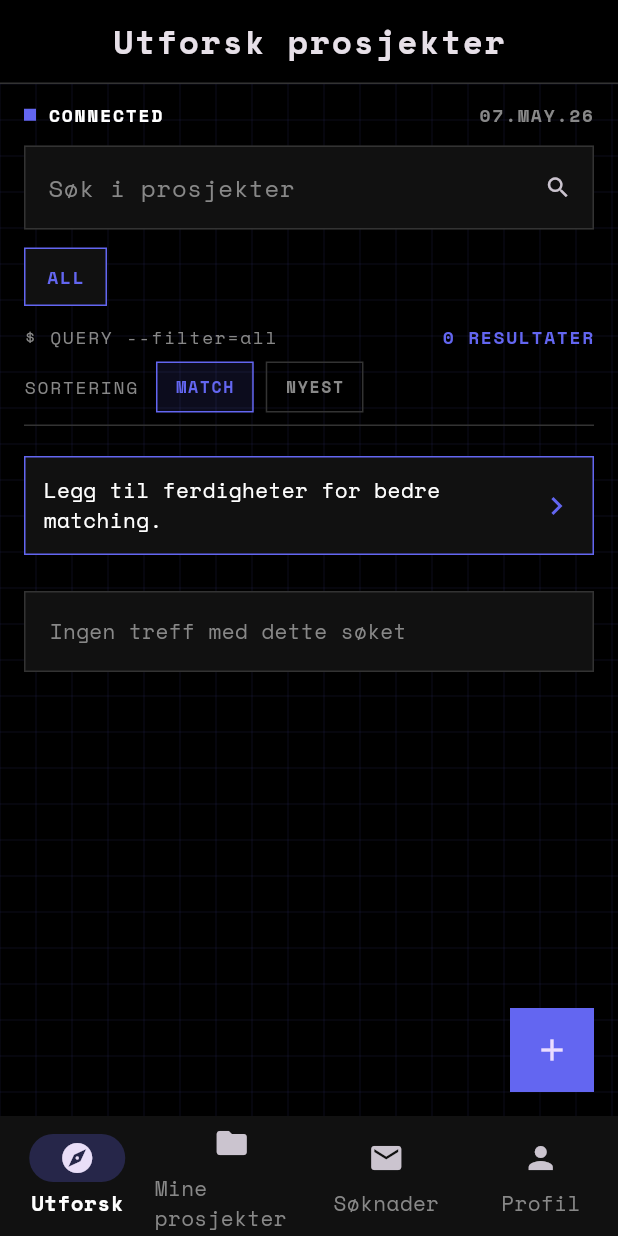
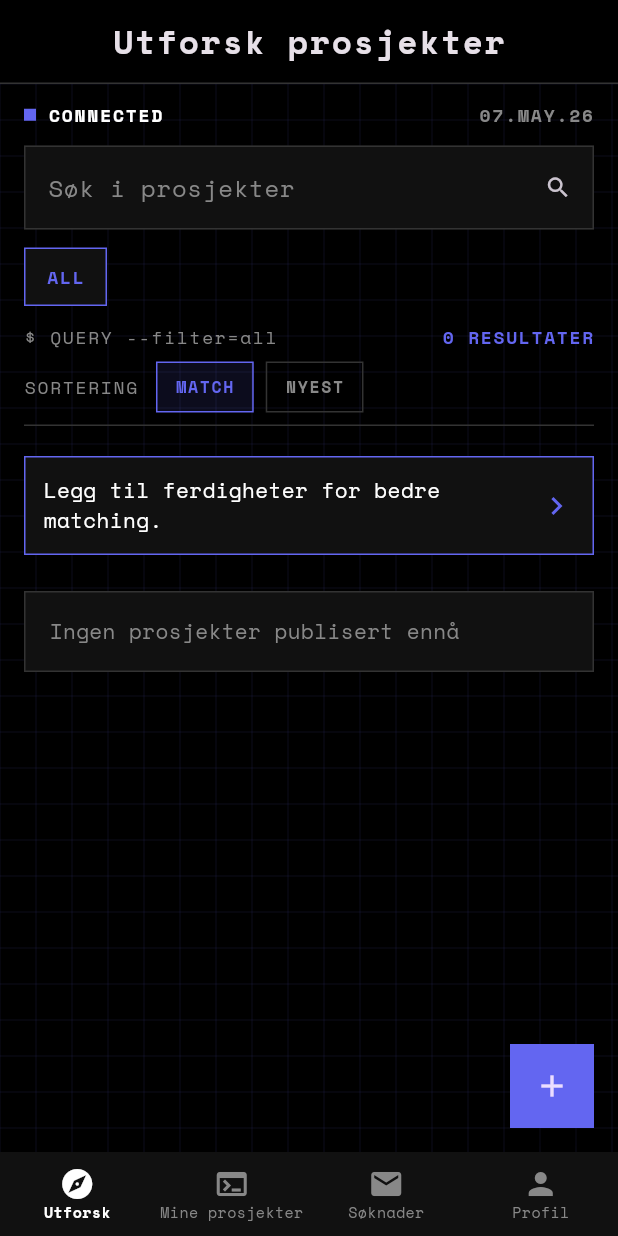
Before and after one commit to moen0/CodeMates, a Flutter app: the screen it shows once a user with an empty profile is signed in, on a phone screen of 412 x 824 dp. Run offline on Flutter 3.47's test engine with Material 3 defaults, Android fonts, the phone set to English and light mode, and no system bars; our stand-ins replace flutter_dotenv, google_fonts, image_picker, supabase_flutter; accounts and stored records are empty.

Commit message:
Add guest mode, fix nav bar icons and bottom navigation
- Add guest mode: browse projects without login (no search/filter/apply)
- Guest banner (terminal-style) with direct link to Register screen
- Fix back button by pushing FeedScreen directly instead of HomeScreen
- Restore search and filter for guests
- Add GJEST badge in feed header
- Improve empty state: distinguish no projects vs no search results
- Fix MATCH sort chip always enabled (was locked after switching to NYEST)
- Replace NavigationBar (M3) with BottomNavigationBar (M2) to remove pill animation flicker
- Change Mine prosjekter icon from folder to terminal
- Set explicit size: 24 on all nav icons for consistency

Co-Authored-By: Claude Sonnet 4.6 <noreply@anthropic.com>

```diff
--- a/lib/screens/feed_screen.dart
+++ b/lib/screens/feed_screen.dart
@@ -7,12 +7,14 @@ import 'package:devconnect/models/skill.dart';
 import 'project_detail_screen.dart';
 import 'create_project_screen.dart';
 import 'public_profile_screen.dart';
+import 'register.dart';
 import 'package:devconnect/widgets/brutalist_ui.dart';
 
 class FeedScreen extends StatefulWidget {
-  const FeedScreen({super.key, this.onOpenProfileTab});
+  const FeedScreen({super.key, this.onOpenProfileTab, this.isGuest = false});
 
   final VoidCallback? onOpenProfileTab;
+  final bool isGuest;
 
   @override
   State<FeedScreen> createState() => _FeedScreenState();
@@ -169,7 +171,11 @@ class _FeedScreenState extends State<FeedScreen> {
 
     return BrutalistScaffold(
       appBar: const BrutalistHeader(title: 'Utforsk prosjekter'),
-      floatingActionButton: FloatingActionButton(
+      // Gjest-modus: sticky terminal-banner i bunn istedenfor navigasjonsmeny
+      bottomNavigationBar: widget.isGuest ? _buildGuestBanner(context) : null,
+      floatingActionButton: widget.isGuest
+          ? null
+          : FloatingActionButton(
               backgroundColor: BrutalistPalette.accent,
               shape: const RoundedRectangleBorder(borderRadius: BorderRadius.zero),
               onPressed: () async {
@@ -203,7 +209,9 @@ class _FeedScreenState extends State<FeedScreen> {
                     if (showNoSkillsHint && index == 1) {
                       return _buildNoSkillsHint();
                     }
-                    return _buildEmptyResults();
+                    // Skil mellom "ingen prosjekter finnes" og "ingen søketreff"
+                    final hasActiveFilter = _searchQuery.isNotEmpty || _selectedSkillId != null;
+                    return _buildEmptyResults(isFilterEmpty: !hasActiveFilter);
                   }
 
                   final hintIndex = showNoSkillsHint ? 1 : -1;
@@ -328,6 +336,7 @@ class _FeedScreenState extends State<FeedScreen> {
                           MaterialPageRoute(
                             builder: (_) => ProjectDetailScreen(
                               project: _projectToMap(project),
+                              isGuest: widget.isGuest,
                             ),
                           ),
                         );
@@ -392,14 +401,78 @@ class _FeedScreenState extends State<FeedScreen> {
     );
   }
 
-  Widget _buildEmptyResults() {
+  Widget _buildEmptyResults({required bool isFilterEmpty}) {
+    final message = isFilterEmpty
+        ? 'Ingen prosjekter publisert ennå'
+        : 'Ingen treff med dette søket';
     return Padding(
       padding: const EdgeInsets.fromLTRB(16, 24, 16, 24),
       child: BrutalistPanel(
         padding: const EdgeInsets.all(16),
+        child: Text(
+          message,
+          style: const TextStyle(color: BrutalistPalette.muted),
+        ),
+      ),
+    );
+  }
+
+  // Terminal-stil gjest-banner nederst på skjermen
+  Widget _buildGuestBanner(BuildContext context) {
+    return SafeArea(
+      top: false,
+      child: Container(
+        color: BrutalistPalette.panel,
+        padding: const EdgeInsets.symmetric(horizontal: 16, vertical: 10),
+        child: Row(
+          children: [
+            const Column(
+              mainAxisSize: MainAxisSize.min,
+              crossAxisAlignment: CrossAxisAlignment.start,
+              children: [
+                Text(
+                  '> GJEST_MODE: read_only',
+                  style: TextStyle(
+                    color: BrutalistPalette.muted,
+                    fontSize: 11,
+                    letterSpacing: 1.0,
+                    fontWeight: FontWeight.w700,
+                  ),
+                ),
+                SizedBox(height: 2),
+                Text(
+                  '  registrer for full tilgang',
+                  style: TextStyle(
+                    color: BrutalistPalette.border,
+                    fontSize: 10,
+                    letterSpacing: 0.8,
+                  ),
+                ),
+              ],
+            ),
+            const Spacer(),
+            GestureDetector(
+              onTap: () => Navigator.push(
+                context,
+                MaterialPageRoute(builder: (_) => const Register()),
+              ),
+              child: Container(
+                padding: const EdgeInsets.symmetric(horizontal: 12, vertical: 8),
+                decoration: BoxDecoration(
+                  border: Border.all(color: BrutalistPalette.accent),
+                ),
                 child: const Text(
-          'Ingen treff med dette søket',
-          style: TextStyle(color: BrutalistPalette.muted),
+                  '[REGISTRER]',
+                  style: TextStyle(
+                    color: BrutalistPalette.accent,
+                    fontSize: 11,
+                    letterSpacing: 1.0,
+                    fontWeight: FontWeight.w700,
+                  ),
+                ),
+              ),
+            ),
+          ],
         ),
       ),
     );
@@ -430,6 +503,25 @@ class _FeedScreenState extends State<FeedScreen> {
                   fontSize: 12,
                 ),
               ),
+              // Gjest-indikator ved siden av CONNECTED
+              if (widget.isGuest) ...[
+                const SizedBox(width: 8),
+                Container(
+                  padding: const EdgeInsets.symmetric(horizontal: 6, vertical: 2),
+                  decoration: BoxDecoration(
+                    border: Border.all(color: BrutalistPalette.muted),
+                  ),
+                  child: const Text(
+                    'GJEST',
+                    style: TextStyle(
+                      color: BrutalistPalette.muted,
+                      fontSize: 9,
+                      letterSpacing: 1.2,
+                      fontWeight: FontWeight.w700,
+                    ),
+                  ),
+                ),
+              ],
               const Spacer(),
               Text(
                 _formatHeaderDate(DateTime.now()),
@@ -504,7 +596,7 @@ class _FeedScreenState extends State<FeedScreen> {
                 ),
               ),
               const SizedBox(width: 12),
-              _buildSortChip('match', 'MATCH', enabled: hasUser),
+              _buildSortChip('match', 'MATCH', enabled: true),
               const SizedBox(width: 8),
               _buildSortChip('newest', 'NYEST', enabled: true),
             ],
--- a/lib/screens/home_screen.dart
+++ b/lib/screens/home_screen.dart
@@ -45,19 +45,15 @@ class _HomeScreenState extends State<HomeScreen> {
       canPop: false,
       child: BrutalistScaffold(
       // Bunnnavigasjonen
-      bottomNavigationBar: NavigationBar(
+      bottomNavigationBar: BottomNavigationBar(
         backgroundColor: BrutalistPalette.panel,
-        indicatorColor: BrutalistPalette.accent.withValues(alpha: 0.25),
-        labelTextStyle: WidgetStateProperty.resolveWith((states) {
-          final selected = states.contains(WidgetState.selected);
-          return TextStyle(
-            color: selected ? Colors.white : BrutalistPalette.muted,
-            fontWeight: selected ? FontWeight.w700 : FontWeight.w500,
-          );
-        }),
-        selectedIndex: currentIndex,
-        onDestinationSelected: (index) {
-          // setState trigger rebuild med ny fane
+        selectedItemColor: Colors.white,
+        unselectedItemColor: BrutalistPalette.muted,
+        selectedLabelStyle: const TextStyle(fontWeight: FontWeight.w700, fontSize: 10),
+        unselectedLabelStyle: const TextStyle(fontWeight: FontWeight.w500, fontSize: 10),
+        type: BottomNavigationBarType.fixed,
+        currentIndex: currentIndex,
+        onTap: (index) {
           setState(() {
             currentIndex = index;
             if (index == 3) {
@@ -65,14 +61,11 @@ class _HomeScreenState extends State<HomeScreen> {
             }
           });
         },
-        destinations: const [
-          NavigationDestination(icon: Icon(Icons.explore), label: 'Utforsk'),
-          NavigationDestination(
-            icon: Icon(Icons.folder),
-            label: 'Mine prosjekter',
-          ),
-          NavigationDestination(icon: Icon(Icons.mail), label: 'Søknader'),
-          NavigationDestination(icon: Icon(Icons.person), label: 'Profil'),
+        items: const [
+          BottomNavigationBarItem(icon: Icon(Icons.explore, size: 24), label: 'Utforsk'),
+          BottomNavigationBarItem(icon: Icon(Icons.terminal, size: 24), label: 'Mine prosjekter'),
+          BottomNavigationBarItem(icon: Icon(Icons.mail, size: 24), label: 'Søknader'),
+          BottomNavigationBarItem(icon: Icon(Icons.person, size: 24), label: 'Profil'),
         ],
       ),
       child: IndexedStack(index: currentIndex, children: screens),
```
Also changed, not shown: lib/screens/project_detail_screen.dart (+16 -2 lines), lib/screens/welcome.dart (+18 -1 lines), pubspec.lock, 5 other files. Lines whose indentation alone changed are shown as unchanged.
